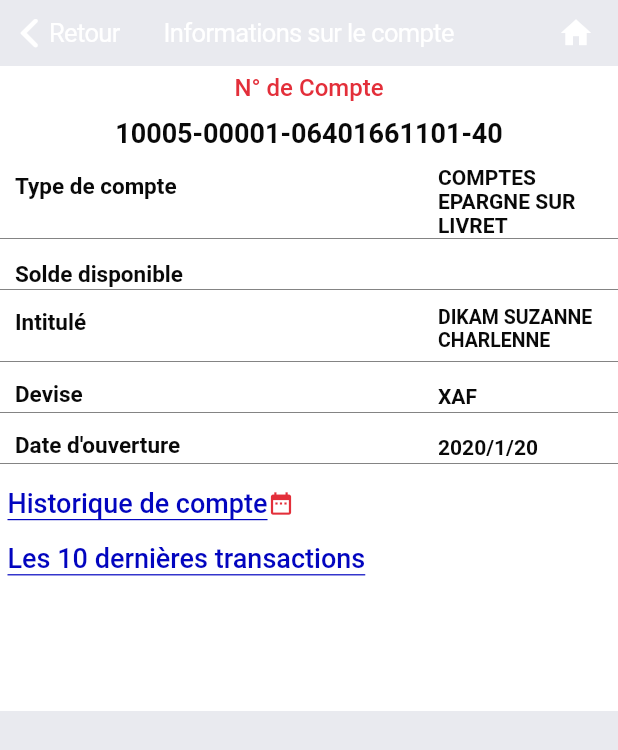
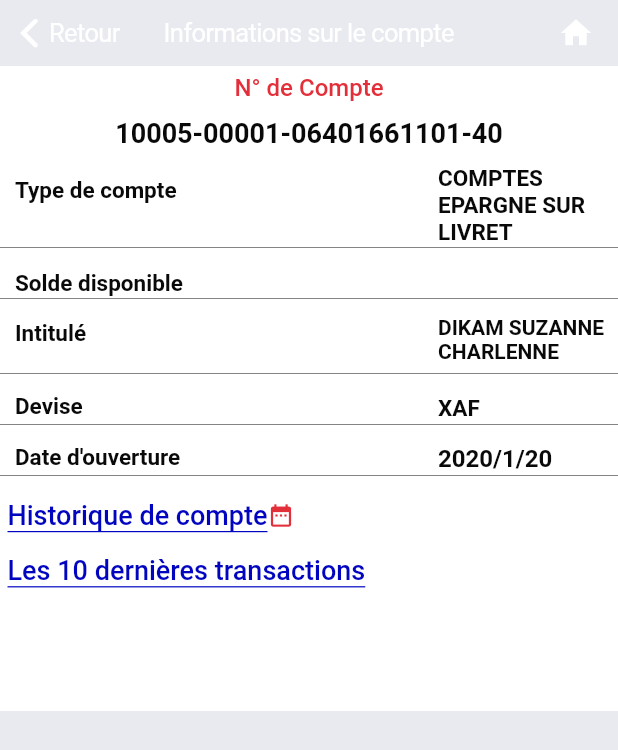
Before and after one commit to ChamplainLeCode/uba_solde, a Flutter app: the screen it shows after launch, after a tap on "Valider", on a phone screen of 412 x 824 dp. Shown: the top 750 px of the screen. Run offline on Flutter 3.47's test engine with Material 2 defaults, Android fonts, the phone set to English and light mode, and no system bars.

Commit message:
Update style

```diff
--- a/lib/UbaSolde.dart
+++ b/lib/UbaSolde.dart
@@ -60,7 +60,7 @@ class UbaSolde extends StatelessWidget {
                               'COMPTES EPARGNE SUR LIVRET',
                               style: TextStyle(
                                 fontWeight: FontWeight.w700,
-                                fontSize: 14,
+                                fontSize: 15,
                                 color: Color(0xFF090909),
                               ),
                             ))
@@ -94,7 +94,7 @@ class UbaSolde extends StatelessWidget {
                               solde,
                               style: TextStyle(
                                 fontWeight: FontWeight.w700,
-                                fontSize: 14,
+                                fontSize: 15,
                                 color: Color(0xFF090909),
                               ),
                             ))
@@ -125,11 +125,12 @@ class UbaSolde extends StatelessWidget {
                         Container(
                             width: 120,
                             margin: EdgeInsets.only(bottom: 6),
+                            padding: EdgeInsets.only(right: 3),
                             child: Text(
                               'DIKAM SUZANNE CHARLENNE',
                               style: TextStyle(
                                 fontWeight: FontWeight.w700,
-                                fontSize: 13,
+                                fontSize: 14,
                                 color: Color(0xFF090909),
                               ),
                             ))
@@ -162,8 +163,8 @@ class UbaSolde extends StatelessWidget {
                             child: Text(
                               'XAF',
                               style: TextStyle(
-                                fontWeight: FontWeight.w700,
-                                fontSize: 14,
+                                fontWeight: FontWeight.bold,
+                                fontSize: 15,
                                 color: Color(0xFF090909),
                               ),
                             ))
@@ -197,7 +198,7 @@ class UbaSolde extends StatelessWidget {
                               '2020/1/20',
                               style: TextStyle(
                                 fontWeight: FontWeight.w700,
-                                fontSize: 14,
+                                fontSize: 16,
                                 color: Color(0xFF090909),
                               ),
                             ))
```
